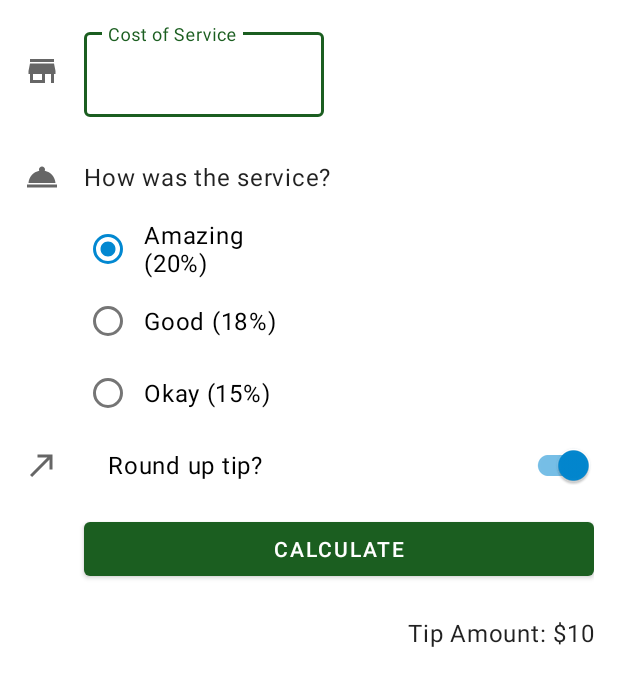
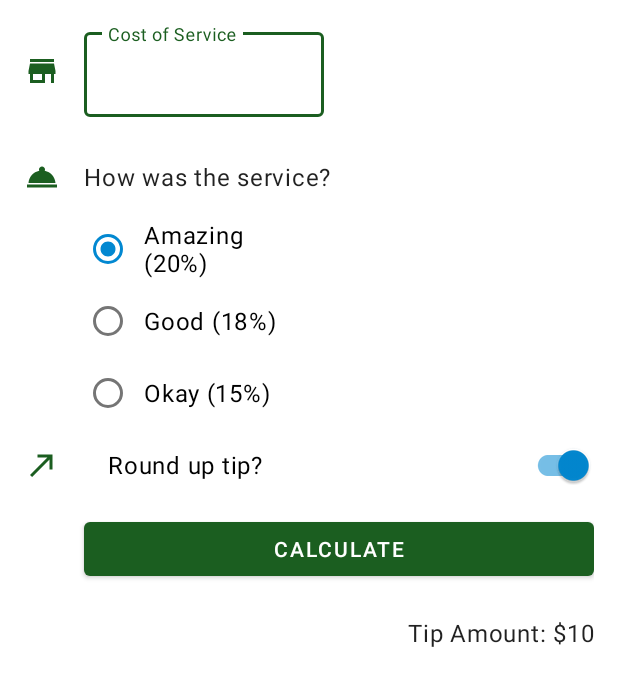
Before and after one commit to SLedolter/TipTime, an Android app: the layout activity_main.xml on its own in the app's theme, with its tools: preview values and no code run, on a phone screen of 412 x 824 dp. Shown: the top 686 px of the screen. Run offline under Robolectric (Android 15) with nearby library versions, the phone set to English and light mode, and no system bars.

Commit message:
SL: added scrollview; added primaray color; changed tint of icons; added hiding of softkeyboard on enter

```diff
--- a/app/src/main/res/drawable/ic_round_up.xml
+++ b/app/src/main/res/drawable/ic_round_up.xml
@@ -3,7 +3,7 @@
     android:height="24dp"
     android:viewportWidth="24"
     android:viewportHeight="24"
-    android:tint="?attr/colorControlNormal">
+    android:tint="?attr/colorPrimary">
   <path
       android:fillColor="@android:color/white"
       android:pathData="M9,5v2h6.59L4,18.59 5.41,20 17,8.41V15h2V5z"/>
--- a/app/src/main/res/drawable/ic_service.xml
+++ b/app/src/main/res/drawable/ic_service.xml
@@ -3,7 +3,7 @@
     android:height="24dp"
     android:viewportWidth="24"
     android:viewportHeight="24"
-    android:tint="?attr/colorControlNormal">
+    android:tint="?attr/colorPrimary">
   <path
       android:fillColor="@android:color/white"
       android:pathData="M2,17h20v2L2,19zM13.84,7.79c0.1,-0.24 0.16,-0.51 0.16,-0.79 0,-1.1 -0.9,-2 -2,-2s-2,0.9 -2,2c0,0.28 0.06,0.55 0.16,0.79C6.25,8.6 3.27,11.93 3,16h18c-0.27,-4.07 -3.25,-7.4 -7.16,-8.21z"/>
--- a/app/src/main/res/drawable/ic_store.xml
+++ b/app/src/main/res/drawable/ic_store.xml
@@ -3,7 +3,7 @@
     android:height="24dp"
     android:viewportWidth="24"
     android:viewportHeight="24"
-    android:tint="?attr/colorControlNormal">
+    android:tint="?attr/colorPrimary">
   <path
       android:fillColor="@android:color/white"
       android:pathData="M20,4L4,4v2h16L20,4zM21,14v-2l-1,-5L4,7l-1,5v2h1v6h10v-6h4v6h2v-6h1zM12,18L6,18v-4h6v4z"/>
--- a/app/src/main/res/layout/activity_main.xml
+++ b/app/src/main/res/layout/activity_main.xml
@@ -1,7 +1,11 @@
 <?xml version="1.0" encoding="utf-8"?>
-<androidx.constraintlayout.widget.ConstraintLayout xmlns:android="http://schemas.android.com/apk/res/android"
+<ScrollView xmlns:android="http://schemas.android.com/apk/res/android"
     xmlns:app="http://schemas.android.com/apk/res-auto"
     xmlns:tools="http://schemas.android.com/tools"
+    android:layout_width="match_parent"
+    android:layout_height="match_parent">
+
+    <androidx.constraintlayout.widget.ConstraintLayout
         android:id="@+id/contraintLayout"
         android:layout_width="match_parent"
         android:layout_height="match_parent"
@@ -23,8 +27,8 @@
             android:id="@+id/cost_of_service"
             android:layout_width="wrap_content"
             android:layout_height="wrap_content"
+            android:layout_marginStart="16dp"
             android:hint="@string/cost_of_service"
-        android:layout_marginStart="16dp"
             app:layout_constraintStart_toEndOf="@+id/icon_cost_of_service"
             app:layout_constraintTop_toTopOf="parent">
 
@@ -131,3 +135,4 @@
             tools:text="Tip Amount: $10" />
 
     </androidx.constraintlayout.widget.ConstraintLayout>
+</ScrollView>
```
Also changed, not shown: app/src/main/java/at/sledolter/tiptime/MainActivity.kt (+20 -0 lines). Lines whose indentation alone changed are shown as unchanged.
